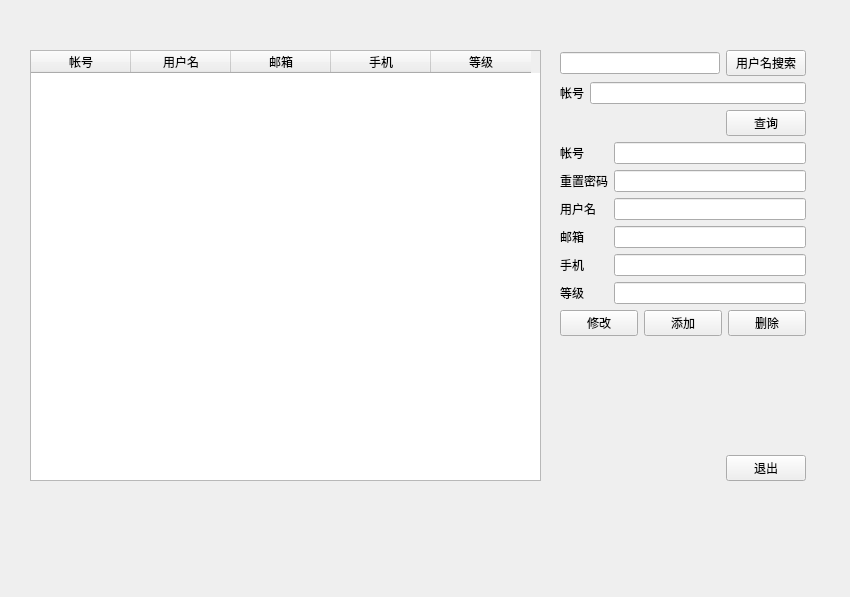
First picture: the form in user_information.ui, repository lwher/Library-System, before the edit.
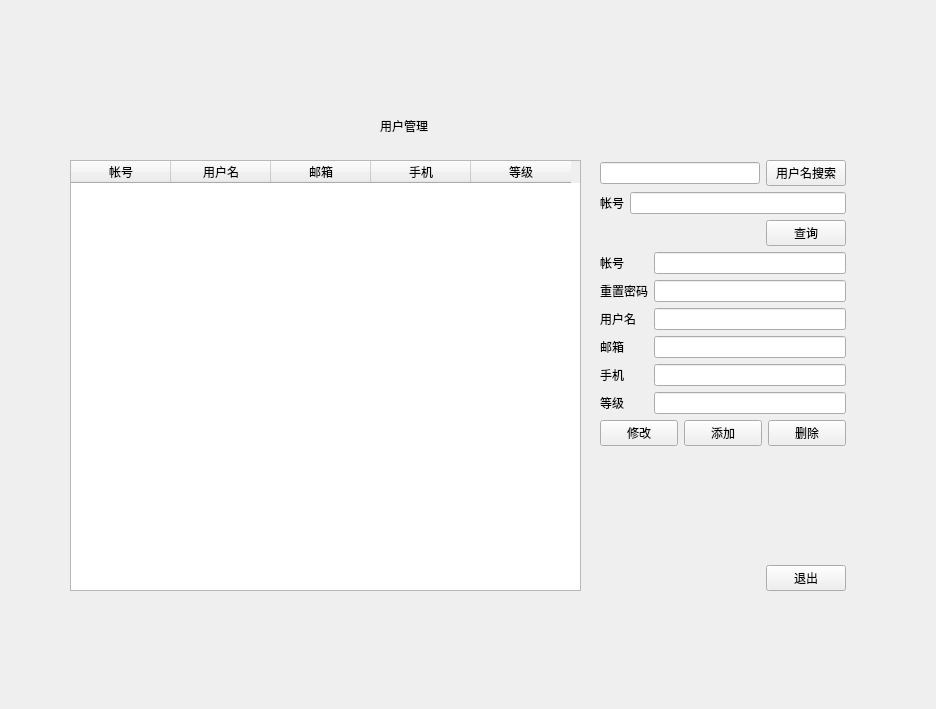
Second picture: the form after the edit. Icons and pictures are not drawn.

```diff
--- a/user_information.ui
+++ b/user_information.ui
@@ -6,8 +6,8 @@
    <rect>
     <x>0</x>
     <y>0</y>
-    <width>850</width>
-    <height>597</height>
+    <width>936</width>
+    <height>709</height>
    </rect>
   </property>
   <property name="windowTitle">
@@ -17,8 +17,8 @@
    <widget class="QWidget" name="gridLayoutWidget">
     <property name="geometry">
      <rect>
-      <x>560</x>
-      <y>50</y>
+      <x>600</x>
+      <y>160</y>
       <width>246</width>
       <height>431</height>
      </rect>
@@ -206,8 +206,8 @@
    <widget class="QTableWidget" name="user_table">
     <property name="geometry">
      <rect>
-      <x>30</x>
-      <y>50</y>
+      <x>70</x>
+      <y>160</y>
       <width>511</width>
       <height>431</height>
      </rect>
@@ -238,6 +238,76 @@
      </property>
     </column>
    </widget>
+   <widget class="QLabel" name="label_3">
+    <property name="geometry">
+     <rect>
+      <x>50</x>
+      <y>80</y>
+      <width>821</width>
+      <height>541</height>
+     </rect>
+    </property>
+    <property name="styleSheet">
+     <string notr="true">border-image: url(:/new/prefix1/picture/框Big.png);</string>
+    </property>
+    <property name="text">
+     <string/>
+    </property>
+   </widget>
+   <widget class="QLabel" name="label_12">
+    <property name="geometry">
+     <rect>
+      <x>380</x>
+      <y>100</y>
+      <width>161</width>
+      <height>51</height>
+     </rect>
+    </property>
+    <property name="styleSheet">
+     <string notr="true">font: 75 28pt &quot;微软雅黑&quot;;</string>
+    </property>
+    <property name="text">
+     <string>用户管理</string>
+    </property>
+   </widget>
+   <widget class="QLabel" name="label_9">
+    <property name="geometry">
+     <rect>
+      <x>30</x>
+      <y>60</y>
+      <width>91</width>
+      <height>131</height>
+     </rect>
+    </property>
+    <property name="styleSheet">
+     <string notr="true">border-image: url(:/new/prefix1/picture/33.png);</string>
+    </property>
+    <property name="text">
+     <string/>
+    </property>
+   </widget>
+   <widget class="QLabel" name="label_10">
+    <property name="geometry">
+     <rect>
+      <x>790</x>
+      <y>40</y>
+      <width>111</width>
+      <height>121</height>
+     </rect>
+    </property>
+    <property name="styleSheet">
+     <string notr="true">border-image: url(:/new/prefix1/picture/22.png);</string>
+    </property>
+    <property name="text">
+     <string/>
+    </property>
+   </widget>
+   <zorder>label_3</zorder>
+   <zorder>gridLayoutWidget</zorder>
+   <zorder>user_table</zorder>
+   <zorder>label_12</zorder>
+   <zorder>label_9</zorder>
+   <zorder>label_10</zorder>
   </widget>
  </widget>
  <resources/>
```
Left out of the diff: 180 changed lines with no effect on the pictures.
